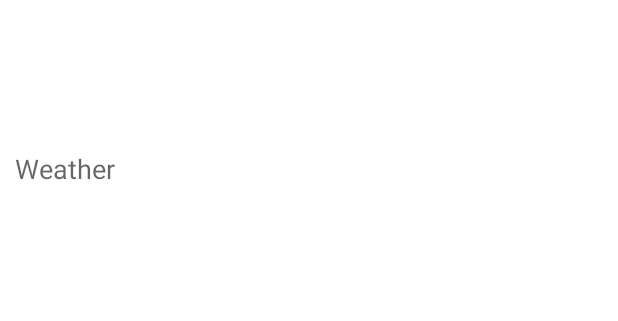
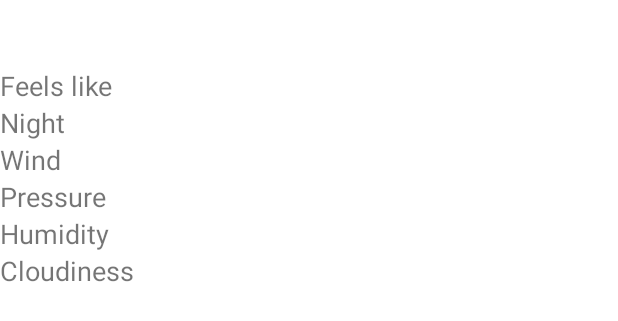
Before and after one commit to hubigabi/weather-forecast, an Android app: the layout weather_daily_list_item.xml on its own in the app's theme, with its tools: preview values and no code run, on a phone screen of 412 x 824 dp. Shown: the top 321 px of the screen. Run offline under Robolectric (Android 15) with nearby library versions, the phone set to English and light mode, and no system bars.

Commit message:
Changed layout for daily weather

```diff
--- a/app/src/main/java/utp/edu/weatherforecast/adapter/WeatherDailyAdapter.java
+++ b/app/src/main/java/utp/edu/weatherforecast/adapter/WeatherDailyAdapter.java
@@ -9,7 +9,11 @@ import android.widget.TextView;
 import androidx.annotation.NonNull;
 import androidx.recyclerview.widget.RecyclerView;
 
+import java.text.SimpleDateFormat;
+import java.util.Date;
 import java.util.List;
+import java.util.Locale;
+import java.util.TimeZone;
 
 import utp.edu.weatherforecast.R;
 import utp.edu.weatherforecast.entity.WeatherDaily;
@@ -28,21 +32,32 @@ public class WeatherDailyAdapter extends RecyclerView.Adapter<WeatherDailyAdapte
         View view = LayoutInflater.from(parent.getContext()).inflate(R.layout.weather_daily_list_item, parent, false);
         WeatherViewHolder weatherViewHolder = new WeatherViewHolder(view);
         weatherViewHolder.weatherImageView = view.findViewById(R.id.weather_image_view);
-        weatherViewHolder.weatherTextView = view.findViewById(R.id.weather_text_view);
+        weatherViewHolder.headerTextView = view.findViewById(R.id.header_text_view);
+        weatherViewHolder.windTextView = view.findViewById(R.id.wind_text_view);
+        weatherViewHolder.humidityTextView = view.findViewById(R.id.humidity_text_view);
+        weatherViewHolder.cloudinessTextView = view.findViewById(R.id.cloudiness_text_view);
+        weatherViewHolder.pressureTextView = view.findViewById(R.id.pressure_text_view);
+        weatherViewHolder.feelsLikeTextView = view.findViewById(R.id.feels_like_text_view);
+        weatherViewHolder.nightTextView = view.findViewById(R.id.night_text_view);
         return weatherViewHolder;
     }
 
     @Override
     public void onBindViewHolder(@NonNull WeatherDailyAdapter.WeatherViewHolder holder, int position) {
         WeatherDaily weatherDaily = weatherDailyList.get(position);
-        holder.weatherTextView.setText(weatherDaily.toString());
         try {
             int id = R.drawable.class.getField("w" + weatherDaily.getIconWeather()).getInt(null);
             holder.weatherImageView.setImageResource(id);
         } catch (IllegalAccessException | NoSuchFieldException e) {
             e.printStackTrace();
         }
-
+        holder.headerTextView.setText(getHeader(weatherDaily));
+        holder.windTextView.setText(String.format(Locale.getDefault(), weatherDaily.getWindSpeed() + "m/s"));
+        holder.humidityTextView.setText(String.format(Locale.getDefault(), "%d%%", weatherDaily.getHumidity()));
+        holder.cloudinessTextView.setText(String.format(Locale.getDefault(), "%d%%", weatherDaily.getClouds()));
+        holder.pressureTextView.setText(String.format(Locale.getDefault(), "%d hPa", weatherDaily.getPressure()));
+        holder.feelsLikeTextView.setText(String.format(Locale.getDefault(), "%d \u2103", weatherDaily.getDayFeelsLike().intValue()));
+        holder.nightTextView.setText(String.format(Locale.getDefault(), "%d \u2103", weatherDaily.getNightTemp().intValue()));
     }
 
     @Override
@@ -52,10 +67,28 @@ public class WeatherDailyAdapter extends RecyclerView.Adapter<WeatherDailyAdapte
 
     public static class WeatherViewHolder extends RecyclerView.ViewHolder {
         public ImageView weatherImageView;
-        public TextView weatherTextView;
+        public TextView headerTextView;
+        public TextView windTextView;
+        public TextView humidityTextView;
+        public TextView cloudinessTextView;
+        public TextView pressureTextView;
+        public TextView feelsLikeTextView;
+        public TextView nightTextView;
 
         public WeatherViewHolder(@NonNull View itemView) {
             super(itemView);
         }
     }
+
+    private String getHeader(WeatherDaily weatherDaily) {
+        StringBuilder sb = new StringBuilder();
+
+        SimpleDateFormat dateFormat = new SimpleDateFormat("HH:mm dd.MM", Locale.getDefault());
+        dateFormat.setTimeZone(TimeZone.getDefault());
+        Date date = new Date((long) (weatherDaily.getDt() * 1000L));
+        sb.append(dateFormat.format(date)).append(System.lineSeparator());
+        sb.append(weatherDaily.getDayTemp().intValue()).append(" \u2103");
+        return sb.toString();
+    }
+
 }
--- a/app/src/main/res/layout/weather_daily_list_item.xml
+++ b/app/src/main/res/layout/weather_daily_list_item.xml
@@ -1,35 +1,104 @@
 <?xml version="1.0" encoding="utf-8"?>
-<androidx.constraintlayout.widget.ConstraintLayout xmlns:android="http://schemas.android.com/apk/res/android"
-    xmlns:tools="http://schemas.android.com/tools"
+<RelativeLayout xmlns:android="http://schemas.android.com/apk/res/android"
     android:layout_width="match_parent"
-    android:layout_height="wrap_content">
+    android:layout_height="wrap_content"
+    android:layout_marginTop="5dp"
+    android:layout_marginBottom="5dp">
 
-    <LinearLayout
+    <ImageView
+        android:id="@+id/weather_image_view"
+        android:layout_width="wrap_content"
+        android:layout_height="wrap_content"
+        android:contentDescription="@string/image_description"
+        android:scaleType="centerCrop" />
+
+    <TextView
+        android:id="@+id/header_text_view"
+        android:layout_width="wrap_content"
+        android:layout_height="wrap_content"
+        android:layout_toEndOf="@id/weather_image_view"
+        android:textSize="22sp" />
+
+    <TableLayout
         android:layout_width="match_parent"
-        android:layout_height="wrap_content"
-        android:orientation="vertical"
-        tools:ignore="MissingConstraints">
+        android:layout_height="match_parent"
+        android:layout_below="@id/header_text_view"
+        android:layout_toEndOf="@id/weather_image_view"
+        android:paddingTop="10dp">
 
-        <ImageView
-            android:id="@+id/weather_image_view"
-            android:layout_width="100dp"
-            android:layout_height="100dp"
-            android:layout_gravity="center"
-            android:contentDescription="@string/image_description"
-            android:scaleType="centerCrop" />
+        <TableRow>
 
-        <TextView
-            android:id="@+id/weather_text_view"
-            android:layout_width="match_parent"
-            android:layout_height="wrap_content"
-            android:layout_marginLeft="10dp"
-            android:layout_marginRight="10dp"
-            android:layout_marginBottom="5dp"
-            android:gravity="center_vertical"
-            android:scaleType="centerCrop"
-            android:textAppearance="?android:attr/textAppearanceMedium"
-            android:textSize="18sp"
-            tools:text="Weather" />
+            <TextView
+                android:text="@string/feels_like_text"
+                android:textSize="18sp" />
 
-    </LinearLayout>
-</androidx.constraintlayout.widget.ConstraintLayout>
+            <TextView
+                android:id="@+id/feels_like_text_view"
+                android:gravity="end"
+                android:textSize="18sp" />
+        </TableRow>
+
+        <TableRow>
+
+            <TextView
+                android:text="@string/night_text"
+                android:textSize="18sp" />
+
+            <TextView
+                android:id="@+id/night_text_view"
+                android:gravity="end"
+                android:textSize="18sp" />
+        </TableRow>
+
+        <TableRow android:textSize="18sp">
+
+            <TextView
+                android:text="@string/wind_text"
+                android:textSize="18sp" />
+
+            <TextView
+                android:id="@+id/wind_text_view"
+                android:gravity="end"
+                android:textSize="18sp" />
+        </TableRow>
+
+        <TableRow>
+
+            <TextView
+                android:text="@string/pressure_text"
+                android:textSize="18sp" />
+
+            <TextView
+                android:id="@+id/pressure_text_view"
+                android:gravity="end"
+                android:textSize="18sp" />
+        </TableRow>
+
+        <TableRow>
+
+            <TextView
+                android:text="@string/humidity_text"
+                android:textSize="18sp" />
+
+            <TextView
+                android:id="@+id/humidity_text_view"
+                android:gravity="end"
+                android:textSize="18sp" />
+        </TableRow>
+
+
+        <TableRow>
+
+            <TextView
+                android:text="@string/cloudiness_text"
+                android:textSize="18sp" />
+
+            <TextView
+                android:id="@+id/cloudiness_text_view"
+                android:gravity="end"
+                android:textSize="18sp" />
+        </TableRow>
+
+    </TableLayout>
+
+</RelativeLayout>
--- a/app/src/main/res/values/strings.xml
+++ b/app/src/main/res/values/strings.xml
@@ -5,4 +5,10 @@
     <string name="choose_location_button_text">New location</string>
     <string name="location_chosen_button_text">Location has been chosen</string>
     <string name="image_description">weather</string>
+    <string name="wind_text">Wind</string>
+    <string name="humidity_text">Humidity</string>
+    <string name="pressure_text">Pressure</string>
+    <string name="cloudiness_text">Cloudiness</string>
+    <string name="night_text">Night</string>
+    <string name="feels_like_text">Feels like</string>
 </resources>
```
